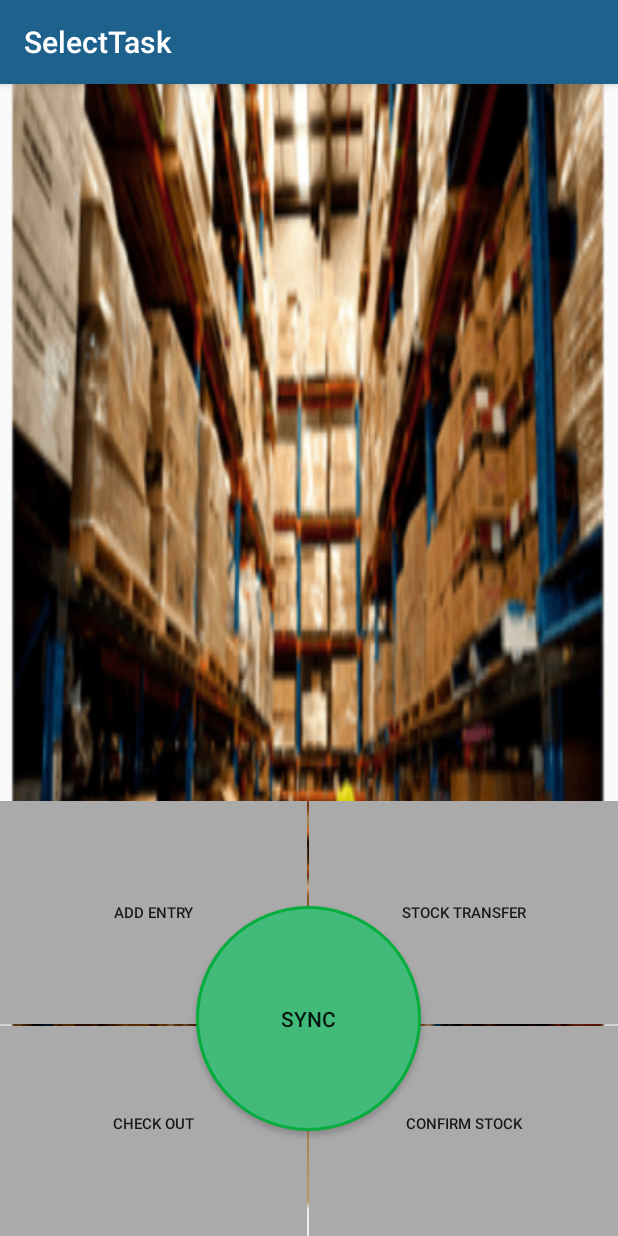
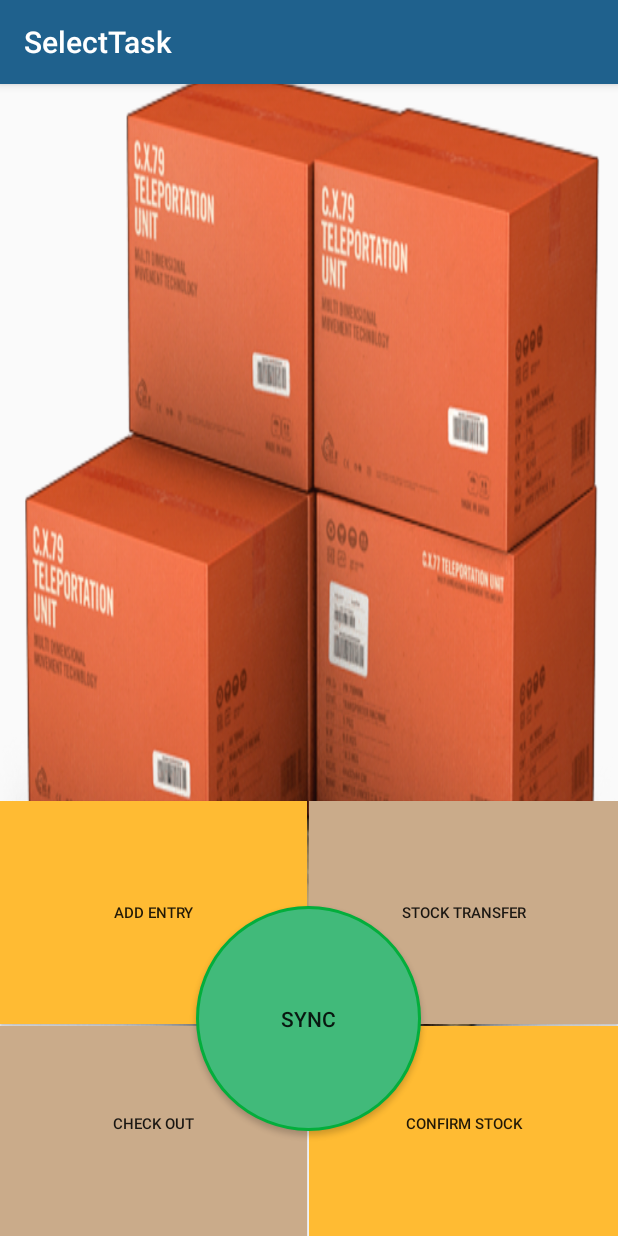
Before and after one commit to saugatchetry/myinventory-android-app, an Android app: the SelectTask screen opened directly, with no data from a screen before it, on a phone screen of 412 x 824 dp. Run offline under Robolectric (Android 15) with nearby library versions, the phone set to English and light mode, and no system bars; libraries missing offline, so code that uses them is left out: com.activeandroid, com.activeandroid.query, com.github.johnpersano.supertoasts; 4 statements that could not run were skipped.

Commit message:
Pushing android

```diff
--- a/app/src/main/res/layout/activity_splash_screen.xml
+++ b/app/src/main/res/layout/activity_splash_screen.xml
@@ -4,7 +4,6 @@
     xmlns:tools="http://schemas.android.com/tools"
     android:layout_width="match_parent"
     android:layout_height="match_parent"
-    android:background="@color/colorAccent"
+    android:background="@drawable/stock"
     tools:context="zakoi.com.myinventory.SplashScreen">
-
 </RelativeLayout>
--- a/app/src/main/res/layout/content_select_task.xml
+++ b/app/src/main/res/layout/content_select_task.xml
@@ -5,7 +5,7 @@
     android:layout_height="match_parent"
     android:orientation="vertical"
     android:weightSum="10"
-    android:background="@drawable/bg">
+    android:background="@drawable/palet03">
 
     <LinearLayout
         android:layout_width="match_parent"
@@ -32,13 +32,13 @@
                 >
 
                 <Button
+                    android:id="@+id/saveEntry"
                     android:layout_width="match_parent"
                     android:layout_height="match_parent"
+                    android:layout_marginBottom="1dp"
                     android:layout_marginRight="1dp"
-                    android:layout_marginBottom="1dp"
+                    android:background="@android:color/holo_orange_light"
                     android:text="Add Entry"
-                    android:id="@+id/saveEntry"
-                    android:background="@android:color/darker_gray"
                     android:textAlignment="center"
                     android:textSize="10sp" />
 
@@ -48,13 +48,14 @@
                 android:layout_width="match_parent"
                 android:layout_height="150dp"
                 android:layout_weight="0.5">
+
                 <Button
+                    android:id="@+id/stockTransfer"
                     android:layout_width="match_parent"
                     android:layout_height="match_parent"
                     android:layout_marginBottom="1dp"
-                    android:id="@+id/stockTransfer"
+                    android:background="@color/colorAccent"
                     android:text="Stock Transfer"
-                    android:background="@android:color/darker_gray"
                     android:textAlignment="center"
                     android:textSize="10sp" />
 
@@ -75,12 +76,12 @@
                 android:layout_marginTop="-10dp">
 
                 <Button
+                    android:id="@+id/checkOut"
                     android:layout_width="match_parent"
                     android:layout_height="match_parent"
                     android:layout_marginRight="1dp"
-                    android:id="@+id/checkOut"
+                    android:background="@color/colorAccent"
                     android:text="Check Out"
-                    android:background="@android:color/darker_gray"
                     android:textAlignment="center"
                     android:textSize="10sp" />
 
@@ -91,12 +92,13 @@
                 android:layout_height="150dp"
                 android:layout_weight="0.5"
                 android:layout_marginTop="-10dp">
+
                 <Button
+                    android:id="@+id/confirmStock"
                     android:layout_width="match_parent"
                     android:layout_height="match_parent"
+                    android:background="@android:color/holo_orange_light"
                     android:text="Confirm Stock"
-                    android:id="@+id/confirmStock"
-                    android:background="@android:color/darker_gray"
                     android:textSize="10sp" />
 
             </LinearLayout>
--- a/app/src/main/res/values/colors.xml
+++ b/app/src/main/res/values/colors.xml
@@ -2,5 +2,5 @@
 <resources>
     <color name="colorPrimary">#1F618D</color>
     <color name="colorPrimaryDark">#303F9F</color>
-    <color name="colorAccent">#FF4081</color>
+    <color name="colorAccent">#caab8a</color>
 </resources>
```
Also changed, not shown: app/src/main/ic_launch-web.png (added), app/src/main/res/drawable/palet03.png (added), app/src/main/res/drawable/stock.png (added), app/src/main/res/mipmap-hdpi/ic_launch.png (added), app/src/main/res/mipmap-mdpi/ic_launch.png (added), app/src/main/res/mipmap-xhdpi/ic_launch.png (added), app/src/main/res/mipmap-xxhdpi/ic_launch.png (added), app/src/main/res/mipmap-xxxhdpi/ic_launch.png (added), 2 other files.
